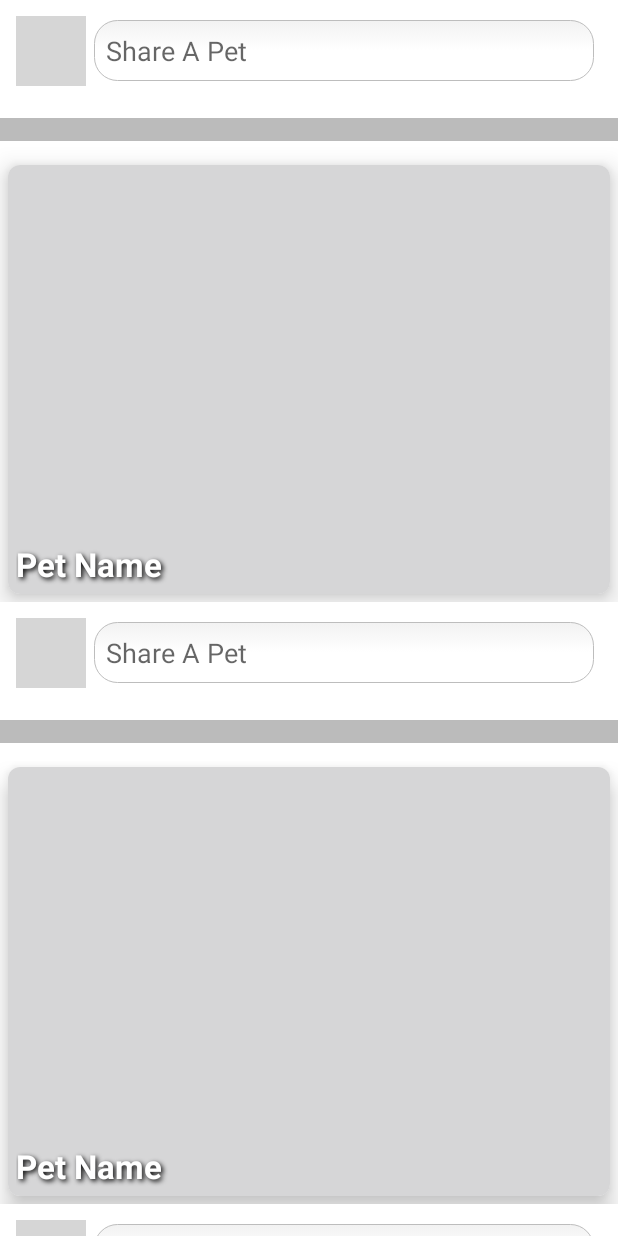
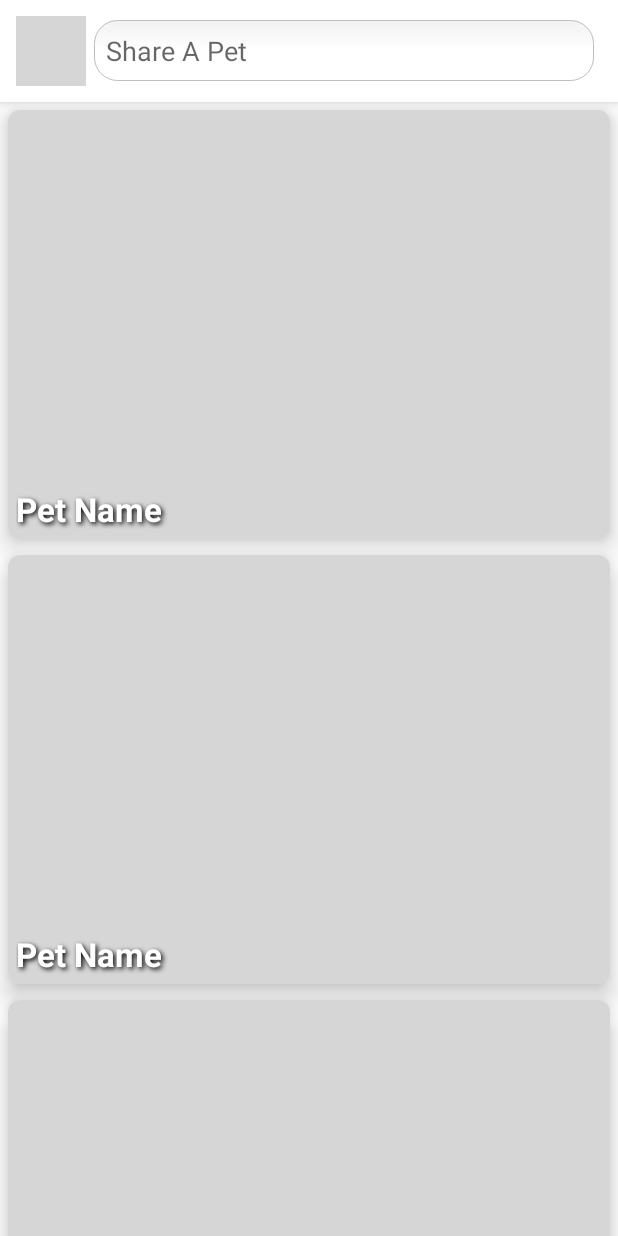
Before and after one commit to Jono-A/PetFinals, an Android app: the layout fragment_home.xml on its own in the app's theme, with its tools: preview values and no code run, on a phone screen of 412 x 824 dp. Run offline under Robolectric (Android 15) with nearby library versions, the phone set to English and light mode, and no system bars; grey boxes are pictures that could not be loaded.

Commit message:
Use Coordinator Layout.

```diff
--- a/app/src/main/java/com/shorbgy/petsshelter/adapters/PetsAdapter.kt
+++ b/app/src/main/java/com/shorbgy/petsshelter/adapters/PetsAdapter.kt
@@ -11,11 +11,9 @@ import com.shorbgy.petsshelter.R
 import com.shorbgy.petsshelter.databinding.PetItemBinding
 import com.shorbgy.petsshelter.pojo.Pet
 import com.shorbgy.petsshelter.utils.OnPetsItemSelected
-import com.shorbgy.petsshelter.utils.OnShareItemSelected
 
 class PetsAdapter(private val context: Context,
-                  private val onPetsItemSelected: OnPetsItemSelected,
-                  private val onShareItemSelected: OnShareItemSelected):
+                  private val onPetsItemSelected: OnPetsItemSelected):
     RecyclerView.Adapter<PetsAdapter.PetsViewHolder>() {
 
     class PetsViewHolder(itemView: View, val binding: PetItemBinding) : RecyclerView.ViewHolder(itemView)
@@ -37,9 +35,6 @@ class PetsAdapter(private val context: Context,
 
     override fun onBindViewHolder(holder: PetsViewHolder, position: Int) {
 
-        if(position>0){
-            holder.binding.shareLayout.visibility = View.GONE
-        }
         holder.binding.petName.text = pets[position].name
 
         Glide.with(context)
@@ -49,10 +44,6 @@ class PetsAdapter(private val context: Context,
         holder.binding.petImage.setOnClickListener {
             onPetsItemSelected.onItemSelected(position)
         }
-
-        holder.binding.shareEt.setOnClickListener {
-            onShareItemSelected.onShareSelected(position)
-        }
     }
 
     override fun getItemCount(): Int {
--- a/app/src/main/java/com/shorbgy/petsshelter/ui/home_activity/fragments/HomeFragment.kt
+++ b/app/src/main/java/com/shorbgy/petsshelter/ui/home_activity/fragments/HomeFragment.kt
@@ -14,9 +14,8 @@ import com.shorbgy.petsshelter.pojo.Pet
 import com.shorbgy.petsshelter.ui.home_activity.HomeActivity
 import com.shorbgy.petsshelter.ui.home_activity.HomeViewModel
 import com.shorbgy.petsshelter.utils.OnPetsItemSelected
-import com.shorbgy.petsshelter.utils.OnShareItemSelected
 
-class HomeFragment : Fragment() , OnPetsItemSelected, OnShareItemSelected{
+class HomeFragment : Fragment() , OnPetsItemSelected{
 
     private lateinit var binding: FragmentHomeBinding
     private lateinit var adapter: PetsAdapter
@@ -32,12 +31,15 @@ class HomeFragment : Fragment() , OnPetsItemSelected, OnShareItemSelected{
 
         viewModel =  (requireActivity() as HomeActivity).viewModel
         binding = DataBindingUtil.inflate(inflater, R.layout.fragment_home, container, false)
-        adapter = PetsAdapter(requireContext(), this, this)
+        adapter = PetsAdapter(requireContext(), this)
 
         binding.petsRv.adapter = adapter
 
         getPets()
 
+        binding.shareEt.setOnClickListener {
+            findNavController().navigate(R.id.action_homeFragment_to_shareFragment)
+        }
 
         return binding.root
     }
@@ -56,8 +58,4 @@ class HomeFragment : Fragment() , OnPetsItemSelected, OnShareItemSelected{
 
         findNavController().navigate(R.id.action_homeFragment_to_petFragment, bundle)
     }
-
-    override fun onShareSelected(pos: Int) {
-        findNavController().navigate(R.id.action_homeFragment_to_shareFragment)
-    }
 }
--- a/app/src/main/java/com/shorbgy/petsshelter/utils/OnShareItemSelected.kt
+++ /dev/null
@@ -1,5 +0,0 @@
-package com.shorbgy.petsshelter.utils
-
-interface OnShareItemSelected {
-    fun onShareSelected(pos: Int)
-}
--- a/app/src/main/res/layout/fragment_home.xml
+++ b/app/src/main/res/layout/fragment_home.xml
@@ -7,20 +7,68 @@
 
     </data>
 
-        <LinearLayout
+    <androidx.coordinatorlayout.widget.CoordinatorLayout
+        android:layout_width="match_parent"
+        android:layout_height="match_parent"
+        tools:context=".ui.home_activity.fragments.HomeFragment">
+
+        <com.google.android.material.appbar.AppBarLayout
             android:layout_width="match_parent"
             android:layout_height="wrap_content"
-            android:orientation="vertical"
-            tools:context=".ui.home_activity.fragments.HomeFragment">
+            android:background="@android:color/white"
+            android:elevation="0dp">
+
+            <androidx.appcompat.widget.Toolbar
+                android:layout_width="match_parent"
+                android:layout_height="wrap_content"
+                app:layout_scrollFlags="scroll|enterAlways"
+                android:elevation="0dp"
+                android:contentInsetStart="0dp"
+                app:contentInsetStart="0dp">
+                <LinearLayout
+                    android:layout_width="match_parent"
+                    android:layout_height="wrap_content"
+                    android:orientation="horizontal"
+                    android:layout_margin="@dimen/_8sdp">
+
+                    <de.hdodenhof.circleimageview.CircleImageView
+                        android:id="@+id/user_image"
+                        android:layout_width="@dimen/_36sdp"
+                        android:layout_height="@dimen/_36sdp"
+                        android:src="@mipmap/pick_gif_placeholder"/>
+                    <EditText
+                        android:id="@+id/share_et"
+                        android:layout_width="match_parent"
+                        android:layout_height="wrap_content"
+                        android:background
+                            ="@drawable/edit_text_rounded_corners"
+                        android:layout_gravity="center"
+                        android:layout_marginStart="@dimen/_4sdp"
+                        android:layout_marginEnd="@dimen/_4sdp"
+                        android:padding="@dimen/_6sdp"
+                        android:hint="@string/share_a_pet"
+                        android:focusable="false"
+                        android:cursorVisible="false"
+                        android:inputType="none"
+                        tools:ignore="Autofill" />
+                </LinearLayout>
+            </androidx.appcompat.widget.Toolbar>
+
+
+        </com.google.android.material.appbar.AppBarLayout>
 
 
 
-            <androidx.recyclerview.widget.RecyclerView
-                android:id="@+id/pets_rv"
-                android:layout_width="match_parent"
-                android:layout_height="match_parent"
-                app:layoutManager="androidx.recyclerview.widget.LinearLayoutManager"
-                tools:listitem="@layout/pet_item" />
+        <androidx.recyclerview.widget.RecyclerView
+            android:id="@+id/pets_rv"
+            android:layout_width="match_parent"
+            android:layout_height="match_parent"
+            app:layoutManager
+                ="androidx.recyclerview.widget.LinearLayoutManager"
+            tools:listitem="@layout/pet_item"
+            app:layout_behavior
+                ="@string/appbar_scrolling_view_behavior"/>
 
-        </LinearLayout>
+
+    </androidx.coordinatorlayout.widget.CoordinatorLayout>
 </layout>
--- a/app/src/main/res/layout/pet_item.xml
+++ b/app/src/main/res/layout/pet_item.xml
@@ -1,62 +1,10 @@
 <?xml version="1.0" encoding="utf-8"?>
-<layout xmlns:tools="http://schemas.android.com/tools"
-    xmlns:android="http://schemas.android.com/apk/res/android"
+<layout xmlns:android="http://schemas.android.com/apk/res/android"
     xmlns:app="http://schemas.android.com/apk/res-auto">
 
     <data>
 
     </data>
-
-    <LinearLayout
-        android:layout_width="match_parent"
-        android:layout_height="wrap_content"
-        android:orientation="vertical">
-
-        <LinearLayout
-            android:id="@+id/share_layout"
-            android:layout_width="match_parent"
-            android:layout_height="match_parent"
-            android:orientation="vertical">
-
-            <LinearLayout
-                android:layout_width="match_parent"
-                android:layout_height="wrap_content"
-                android:orientation="horizontal"
-                android:layout_margin="@dimen/_8sdp">
-
-                <de.hdodenhof.circleimageview.CircleImageView
-                    android:id="@+id/user_image"
-                    android:layout_width="@dimen/_36sdp"
-                    android:layout_height="@dimen/_36sdp"
-                    android:src="@mipmap/pick_gif_placeholder"/>
-
-                <EditText
-                    android:id="@+id/share_et"
-                    android:layout_width="match_parent"
-                    android:layout_height="wrap_content"
-                    android:background
-                        ="@drawable/edit_text_rounded_corners"
-                    android:layout_gravity="center"
-                    android:layout_marginStart="@dimen/_4sdp"
-                    android:layout_marginEnd="@dimen/_4sdp"
-                    android:padding="@dimen/_6sdp"
-                    android:hint="@string/share_a_pet"
-                    android:focusable="false"
-                    android:cursorVisible="false"
-                    android:inputType="none"
-                    tools:ignore="Autofill" />
-            </LinearLayout>
-
-            <View
-                android:background="#BBB"
-                android:layout_width = "match_parent"
-                android:layout_height="@dimen/_12sdp"
-                android:layout_marginTop="@dimen/_8sdp"
-                android:layout_marginBottom="@dimen/_8sdp"/>
-
-        </LinearLayout>
-
-
 
     <androidx.cardview.widget.CardView
         android:layout_width="match_parent"
@@ -110,6 +58,4 @@
         </RelativeLayout>
 
     </androidx.cardview.widget.CardView>
-
-    </LinearLayout>
 </layout>
```
